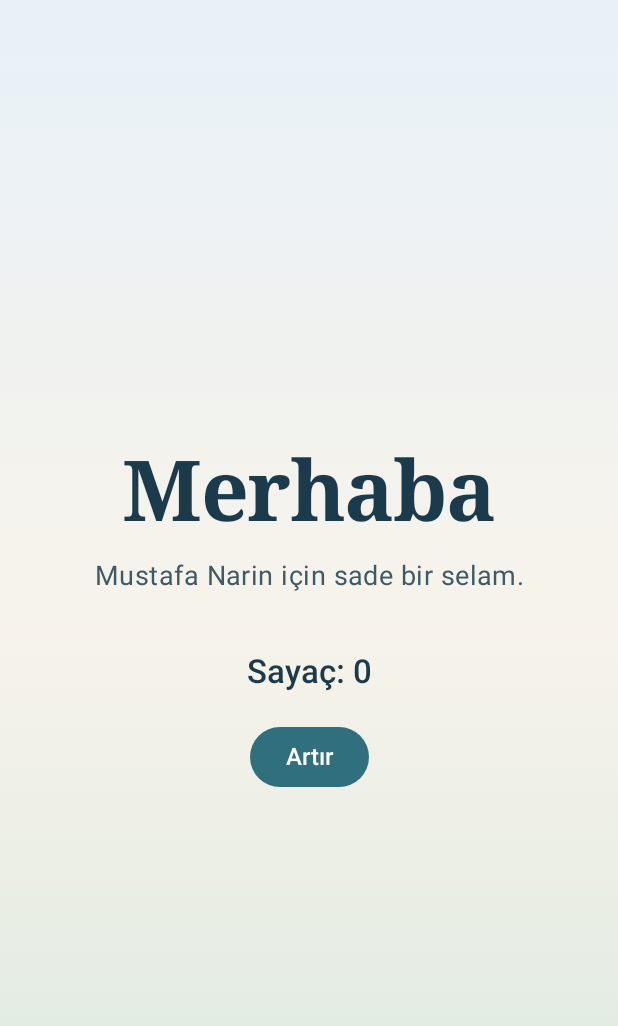
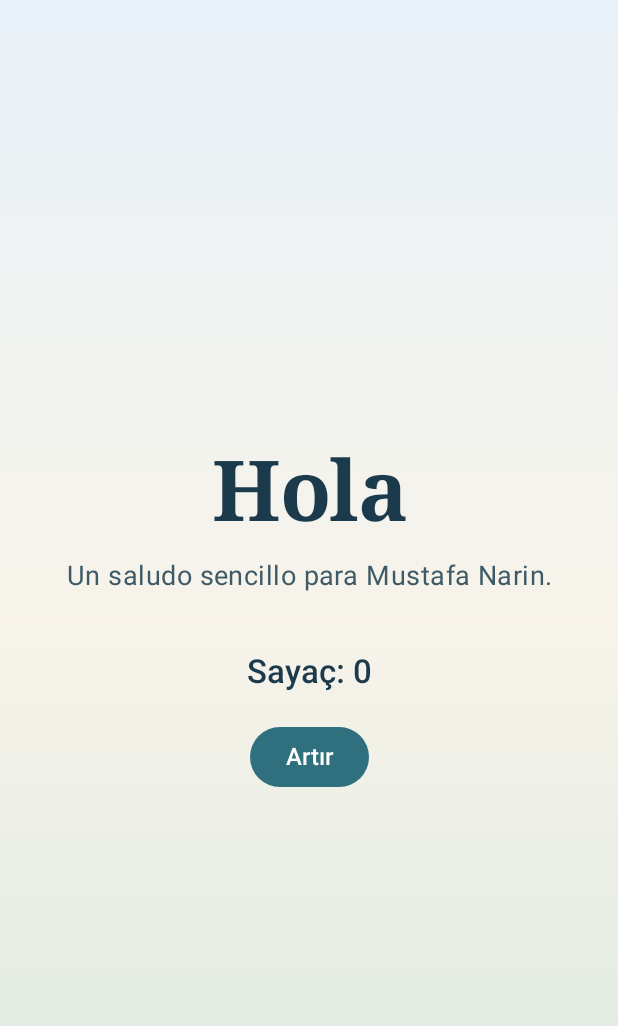
Before and after one commit to mnarin26/gardener, an Android app built with Jetpack Compose: the screen it shows after launch (MainActivity), on a phone screen of 412 x 824 dp. Shown: the top 1026 px of the screen. Run offline under Robolectric (Android 15) with nearby library versions, the phone set to English and light mode, and no system bars.

Commit message:
Change on-screen greeting from Merhaba to Hola.
Update the title and Spanish subtitle so the UI reads as Hola; keep package com.mustafa.merhaba.

Co-authored-by: mnarin26 <mnarin26@users.noreply.github.com>

```diff
--- a/app/src/main/java/com/mustafa/merhaba/MainActivity.kt
+++ b/app/src/main/java/com/mustafa/merhaba/MainActivity.kt
@@ -71,7 +71,7 @@ fun MerhabaScreen() {
             horizontalAlignment = Alignment.CenterHorizontally
         ) {
             Text(
-                text = "Merhaba",
+                text = "Hola",
                 style = MaterialTheme.typography.displayLarge.copy(
                     fontSize = 56.sp,
                     fontWeight = FontWeight.Bold,
@@ -82,7 +82,7 @@ fun MerhabaScreen() {
             )
             Spacer(modifier = Modifier.height(12.dp))
             Text(
-                text = "Mustafa Narin için sade bir selam.",
+                text = "Un saludo sencillo para Mustafa Narin.",
                 style = MaterialTheme.typography.bodyLarge.copy(fontSize = 18.sp),
                 color = Color(0xFF3D5A66),
                 textAlign = TextAlign.Center
```
